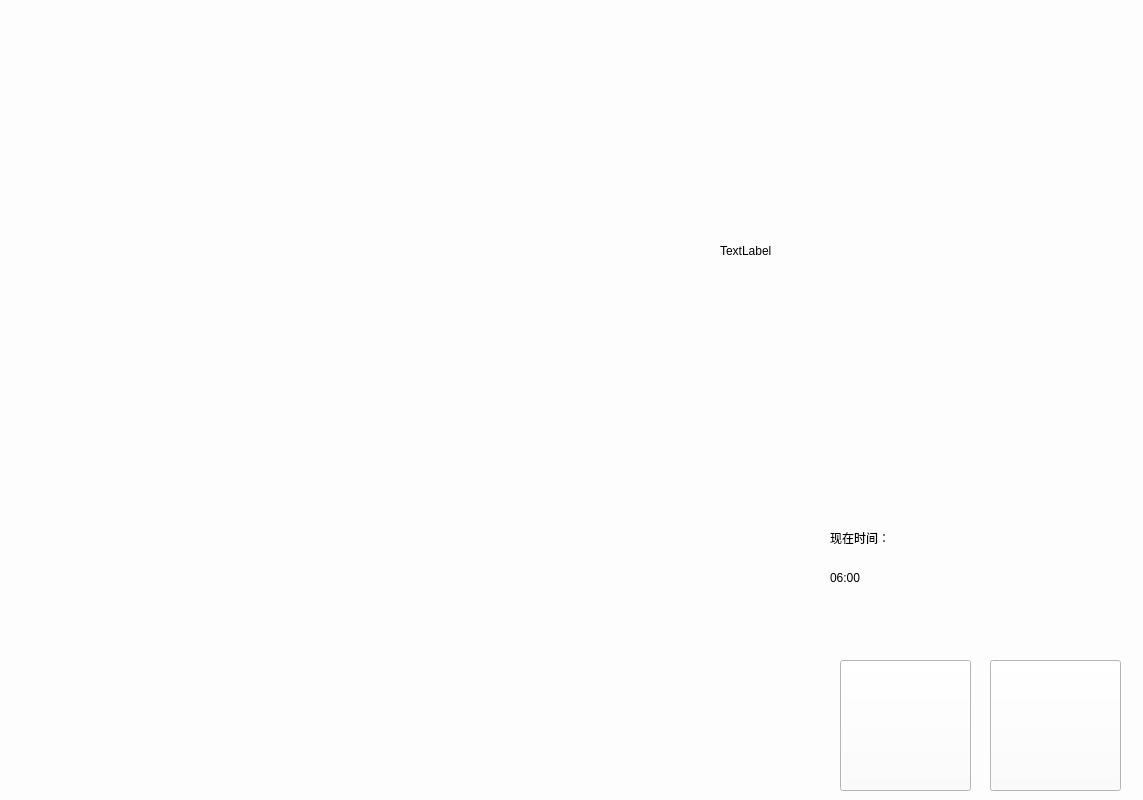
Traeyee/trip_assist, file start.ui: the form before one commit.
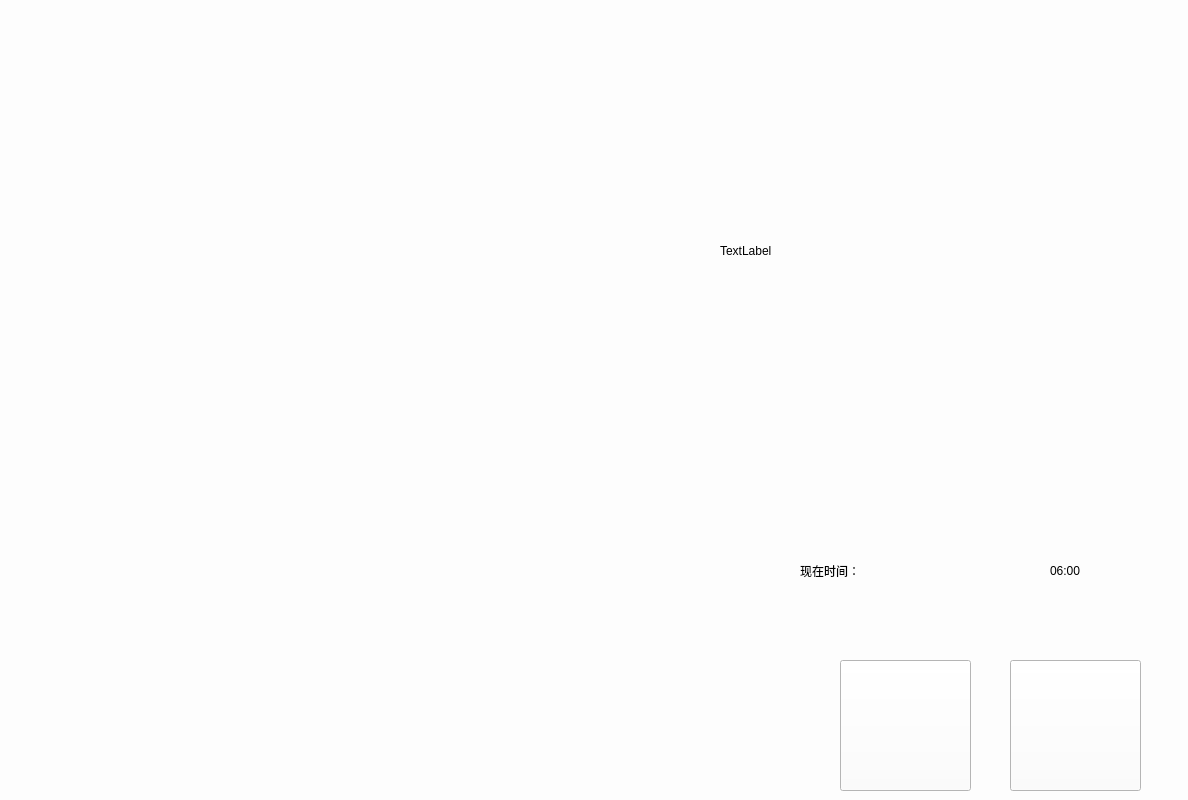
The form after the commit.

```diff
--- a/start.ui
+++ b/start.ui
@@ -6,7 +6,7 @@
    <rect>
     <x>0</x>
     <y>0</y>
-    <width>1143</width>
+    <width>1188</width>
     <height>800</height>
    </rect>
   </property>
@@ -19,10 +19,10 @@
   <widget class="QLabel" name="label">
    <property name="geometry">
     <rect>
-     <x>830</x>
-     <y>530</y>
-     <width>131</width>
-     <height>16</height>
+     <x>800</x>
+     <y>520</y>
+     <width>401</width>
+     <height>101</height>
     </rect>
    </property>
    <property name="text">
@@ -32,10 +32,10 @@
   <widget class="QLabel" name="sysTimeUi">
    <property name="geometry">
     <rect>
-     <x>830</x>
-     <y>570</y>
+     <x>1050</x>
+     <y>560</y>
      <width>124</width>
-     <height>16</height>
+     <height>21</height>
     </rect>
    </property>
    <property name="maximumSize">
@@ -77,7 +77,7 @@
   <widget class="QPushButton" name="inquiry">
    <property name="geometry">
     <rect>
-     <x>990</x>
+     <x>1010</x>
      <y>660</y>
      <width>131</width>
      <height>131</height>
@@ -87,8 +87,23 @@
     <string/>
    </property>
   </widget>
-  <widget class="QWidget" name="">
-   <layout class="QGridLayout" name="gridLayout"/>
+  <widget class="QWidget" name="layoutWidget">
+   <property name="geometry">
+    <rect>
+     <x>0</x>
+     <y>0</y>
+     <width>801</width>
+     <height>801</height>
+    </rect>
+   </property>
+   <layout class="QGridLayout" name="gridLayout">
+    <property name="sizeConstraint">
+     <enum>QLayout::SetFixedSize</enum>
+    </property>
+    <property name="rightMargin">
+     <number>0</number>
+    </property>
+   </layout>
   </widget>
  </widget>
  <resources/>
```
Left out of the diff: 6 changed lines with no effect on the pictures.
